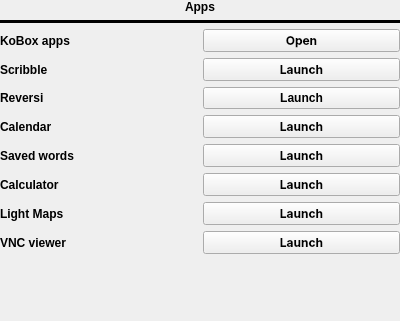
Above: apps.ui from Quill-OS/quill before the change. Below: the same form after it.
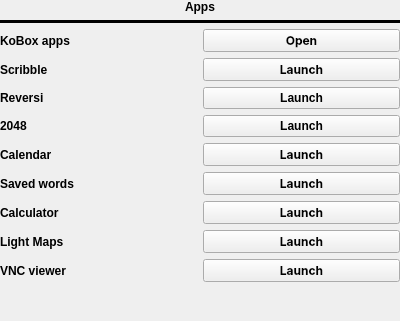
That is the form after the change.

Commit message: Add 2048 game in Apps

Patch:
```diff
--- a/apps.ui
+++ b/apps.ui
@@ -56,7 +56,7 @@
        <property name="bottomMargin">
         <number>0</number>
        </property>
-       <item row="6" column="1">
+       <item row="7" column="1">
         <widget class="QPushButton" name="calculatorLaunchBtn">
          <property name="font">
           <font>
@@ -70,7 +70,7 @@
          </property>
         </widget>
        </item>
-       <item row="4" column="1">
+       <item row="5" column="1">
         <widget class="QPushButton" name="calendarLaunchBtn">
          <property name="font">
           <font>
@@ -84,7 +84,7 @@
          </property>
         </widget>
        </item>
-       <item row="7" column="0">
+       <item row="8" column="0">
         <widget class="QLabel" name="label_2">
          <property name="font">
           <font>
@@ -110,7 +110,7 @@
          </property>
         </widget>
        </item>
-       <item row="5" column="1">
+       <item row="6" column="1">
         <widget class="QPushButton" name="savedWordsLaunchBtn">
          <property name="font">
           <font>
@@ -124,7 +124,20 @@
          </property>
         </widget>
        </item>
-       <item row="5" column="0">
+       <item row="3" column="0">
+        <widget class="QLabel" name="reversiLabel">
+         <property name="font">
+          <font>
+           <weight>75</weight>
+           <bold>true</bold>
+          </font>
+         </property>
+         <property name="text">
+          <string>Reversi</string>
+         </property>
+        </widget>
+       </item>
+       <item row="6" column="0">
         <widget class="QLabel" name="label_3">
          <property name="font">
           <font>
@@ -150,7 +163,7 @@
          </property>
         </widget>
        </item>
-       <item row="4" column="0">
+       <item row="5" column="0">
         <widget class="QLabel" name="calendarLabel">
          <property name="font">
           <font>
@@ -163,22 +176,35 @@
          </property>
         </widget>
        </item>
-       <item row="7" column="1">
-        <widget class="QPushButton" name="lightmapsLaunchBtn">
-         <property name="font">
-          <font>
-           <family>Inter</family>
-           <weight>75</weight>
-           <italic>false</italic>
-           <bold>true</bold>
-          </font>
-         </property>
-         <property name="text">
-          <string>Launch</string>
-         </property>
-        </widget>
-       </item>
        <item row="8" column="1">
+        <widget class="QPushButton" name="lightmapsLaunchBtn">
+         <property name="font">
+          <font>
+           <family>Inter</family>
+           <weight>75</weight>
+           <italic>false</italic>
+           <bold>true</bold>
+          </font>
+         </property>
+         <property name="text">
+          <string>Launch</string>
+         </property>
+        </widget>
+       </item>
+       <item row="3" column="1">
+        <widget class="QPushButton" name="reversiLaunchBtn">
+         <property name="font">
+          <font>
+           <weight>75</weight>
+           <bold>true</bold>
+          </font>
+         </property>
+         <property name="text">
+          <string>Launch</string>
+         </property>
+        </widget>
+       </item>
+       <item row="9" column="1">
         <widget class="QPushButton" name="vncLaunchBtn">
          <property name="font">
           <font>
@@ -206,7 +232,7 @@
          </property>
         </widget>
        </item>
-       <item row="6" column="0">
+       <item row="7" column="0">
         <widget class="QLabel" name="label_4">
          <property name="font">
           <font>
@@ -219,7 +245,7 @@
          </property>
         </widget>
        </item>
-       <item row="8" column="0">
+       <item row="9" column="0">
         <widget class="QLabel" name="vncViewerLabel">
          <property name="font">
           <font>
@@ -247,8 +273,8 @@
          </property>
         </widget>
        </item>
-       <item row="3" column="0">
-        <widget class="QLabel" name="reversiLabel">
+       <item row="4" column="1">
+        <widget class="QPushButton" name="g2048LaunchBtn">
          <property name="font">
           <font>
            <weight>75</weight>
@@ -256,12 +282,12 @@
           </font>
          </property>
          <property name="text">
-          <string>Reversi</string>
+          <string>Launch</string>
          </property>
         </widget>
        </item>
-       <item row="3" column="1">
-        <widget class="QPushButton" name="reversiLaunchBtn">
+       <item row="4" column="0">
+        <widget class="QLabel" name="g2048Label">
          <property name="font">
           <font>
            <weight>75</weight>
@@ -269,7 +295,7 @@
           </font>
          </property>
          <property name="text">
-          <string>Launch</string>
+          <string>2048</string>
          </property>
         </widget>
        </item>
```
The commit also changes 2 other files.
